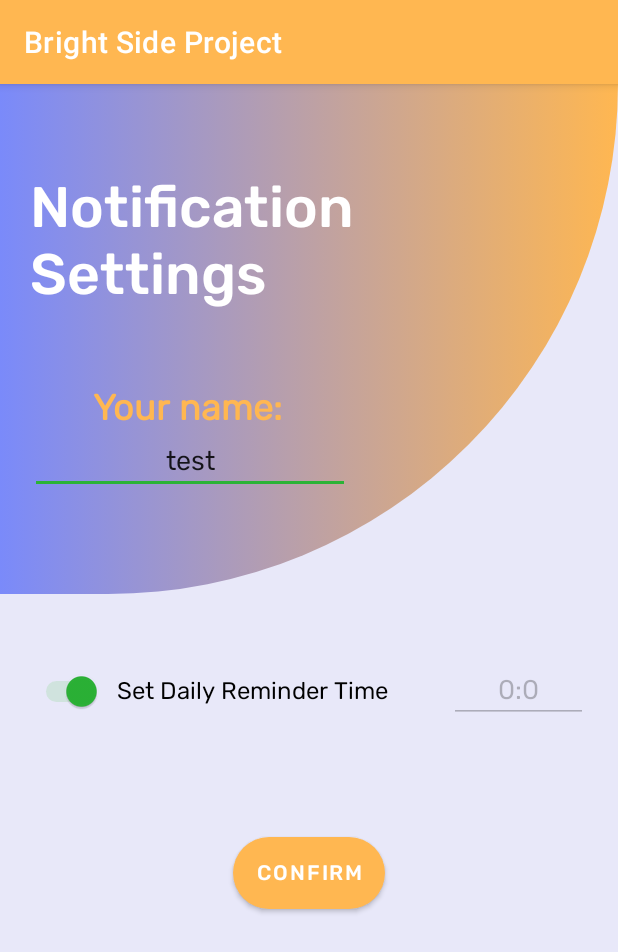
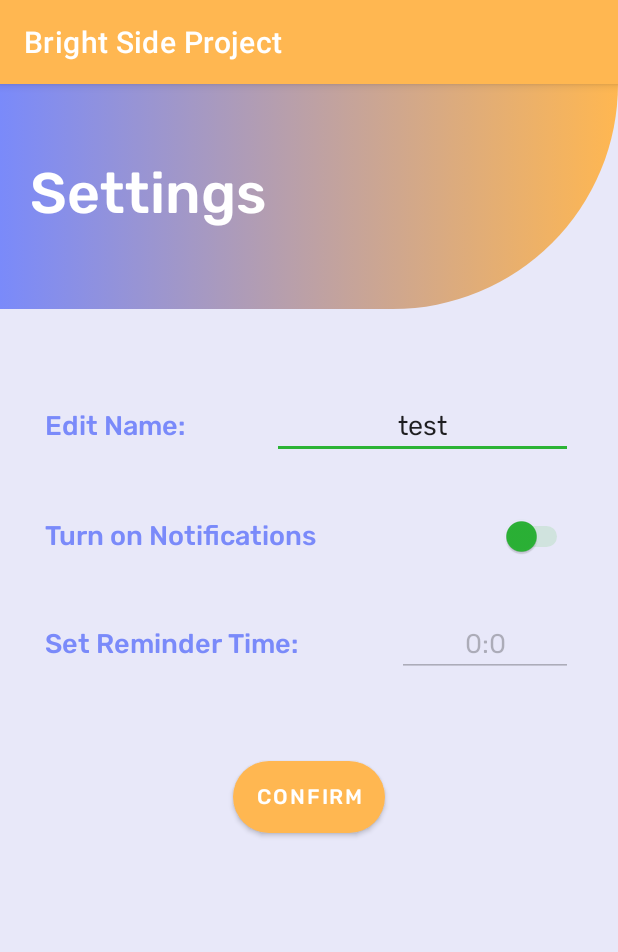
Before and after one commit to diegooooop/Bright_Side_Project, an Android app: the SettingsActivity screen opened directly, with no data from a screen before it, on a phone screen of 412 x 824 dp. Shown: the top 952 px of the screen. Run offline under Robolectric (Android 15) with nearby library versions, the phone set to English and light mode, and no system bars.

Commit message:
settings design

```diff
--- a/app/src/main/res/layout/activity_settings.xml
+++ b/app/src/main/res/layout/activity_settings.xml
@@ -9,7 +9,7 @@
 
     <androidx.constraintlayout.widget.ConstraintLayout
         android:layout_width="match_parent"
-        android:layout_height="340dp"
+        android:layout_height="150dp"
         app:layout_constraintEnd_toEndOf="parent"
         app:layout_constraintStart_toStartOf="parent"
         app:layout_constraintTop_toTopOf="parent">
@@ -47,74 +47,86 @@
                 android:id="@+id/set_reminderTv"
                 android:layout_width="match_parent"
                 android:layout_height="wrap_content"
-                android:layout_marginTop="20dp"
+                android:layout_marginTop="10dp"
                 android:fontFamily="@font/rubik_medium"
                 android:gravity="start"
-                android:text="Notification
-                Settings"
+                android:text="Settings"
                 android:textColor="@android:color/white"
                 android:textSize="38sp" />
 
             <LinearLayout
                 android:layout_width="match_parent"
                 android:layout_height="match_parent"
-                android:layout_marginTop="50dp"
-                android:orientation="vertical">
+                android:layout_marginTop="100dp"
+                android:padding="10dp"
+                android:orientation="horizontal">
 
                 <TextView
                     android:id="@+id/name_Tv"
                     android:layout_width="wrap_content"
                     android:layout_height="wrap_content"
                     android:layout_weight="1"
-                    android:gravity="center"
-                    android:fontFamily="@font/rubik"
-                    android:text="       Your name:       "
-                    android:textColor="@color/yellow"
-                    android:textSize="24sp"
-                    android:textStyle="bold" />
+                    android:gravity="start"
+                    android:fontFamily="@font/rubik_medium"
+                    android:text="Edit Name:       "
+                    android:textColor="@color/light_blue"
+                    android:textSize="18sp" />
 
                 <EditText
                     android:id="@+id/name_ET"
                     android:layout_width="wrap_content"
                     android:layout_height="wrap_content"
                     android:layout_weight="1"
-                    android:ems="10"
+                    android:ems="8"
                     android:gravity="center"
                     android:fontFamily="@font/rubik"
                     android:inputType="textPersonName"
+                    android:textSize="18sp"
                     android:text="Name" />
 
             </LinearLayout>
 
+            <Switch
+                android:id="@+id/switch1"
+                android:layout_width="match_parent"
+                android:layout_height="wrap_content"
+                android:layout_weight="1"
+                android:layout_marginTop="20dp"
+                android:padding="10dp"
+                android:checked="true"
+                android:enabled="true"
+                android:textSize="18sp"
+                android:fontFamily="@font/rubik_medium"
+                android:layoutDirection="ltr"
+                android:switchPadding="10dp"
+                android:textColor="@color/light_blue"
+                android:text="Turn on Notifications"
+                android:thumbTint="@color/green"
+                android:trackTint="#8DD590" />
+
             <LinearLayout
                 android:layout_width="match_parent"
                 android:layout_height="wrap_content"
-                android:layout_marginTop="100dp"
-                android:layout_marginBottom="50dp"
+                android:layout_marginTop="20dp"
+                android:layout_marginBottom="40dp"
                 android:orientation="horizontal"
-                android:paddingTop="10dp"
-                android:paddingBottom="20dp">
+                android:padding="10dp">
 
-                <Switch
-                    android:id="@+id/switch1"
+                <TextView
+                    android:id="@+id/timeTv"
                     android:layout_width="match_parent"
                     android:layout_height="wrap_content"
-                    android:layout_weight="1"
-                    android:checked="true"
-                    android:enabled="true"
-                    android:textSize="16sp"
-                    android:fontFamily="@font/rubik"
-                    android:layoutDirection="rtl"
-                    android:switchPadding="10dp"
-                    android:text="Set Daily Reminder Time"
-                    android:thumbTint="@color/green"
-                    android:trackTint="#8DD590" />
+                    android:text="Set Reminder Time:"
+                    android:textColor="@color/light_blue"
+                    android:fontFamily="@font/rubik_medium"
+                    android:textSize="18sp"
+                    android:layout_weight="1"/>
 
                 <EditText
                     android:id="@+id/timeEt"
                     android:layout_width="match_parent"
                     android:layout_height="wrap_content"
-                    android:layout_weight="3"
+                    android:layout_weight="2"
                     android:fontFamily="@font/rubik"
                     android:gravity="center"
                     android:textSize="18sp"
```
